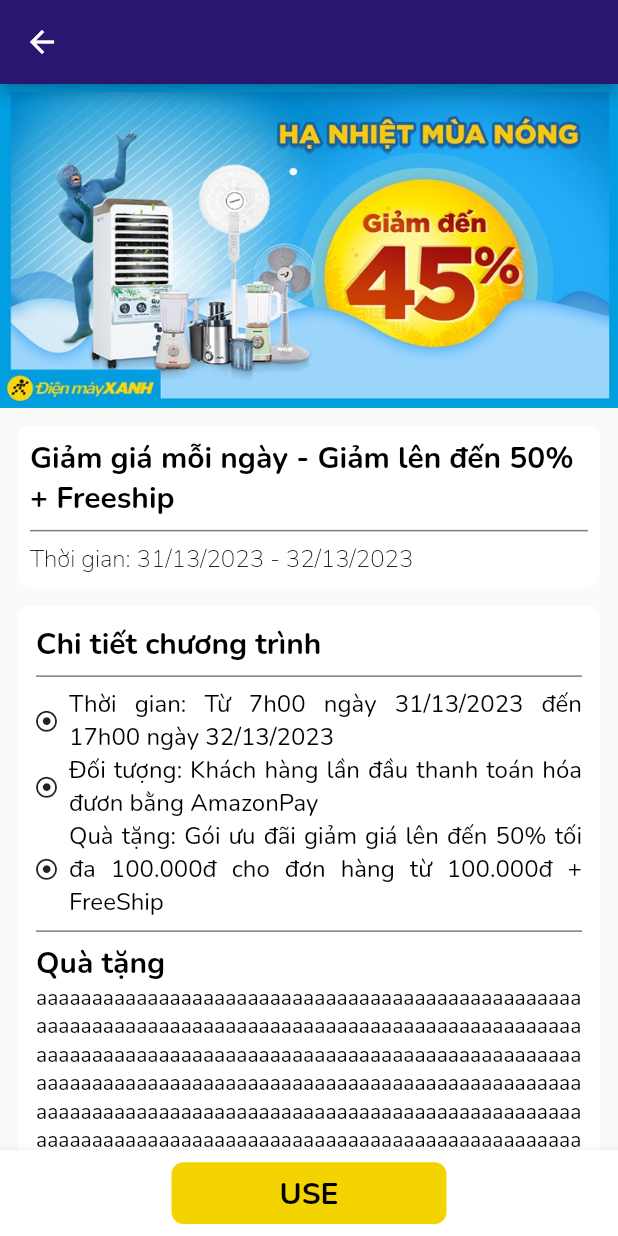
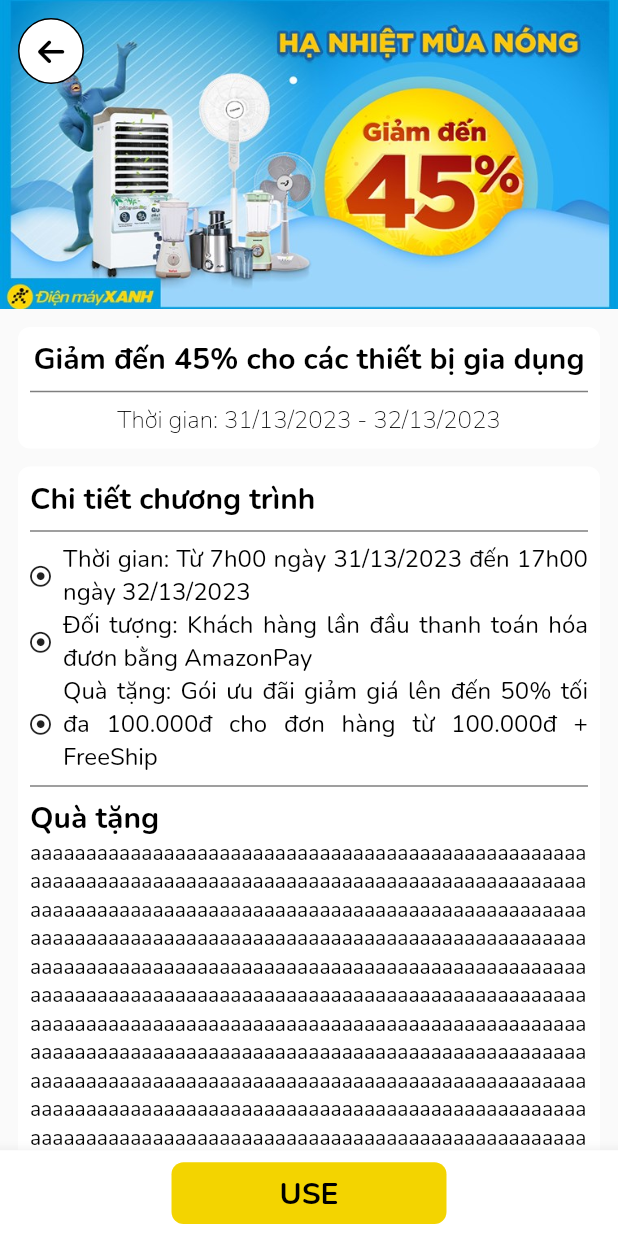
Before and after one commit to Bie-NHD/k2db-flutter-app, a Flutter app: the DetailGiftScreen screen opened by its route, on a phone screen of 412 x 824 dp. Run offline on Flutter 3.47's test engine with Material 2 defaults, Android fonts, the phone set to English and light mode, and no system bars; our stand-ins replace carousel_slider, charts_flutter, firebase_core, firebase_messaging, font_awesome_flutter, permission_handler and 2 more; accounts and stored records are empty.

Commit message:
update item

```diff
--- a/k2dbmoneyapp/lib/routes.dart
+++ b/k2dbmoneyapp/lib/routes.dart
@@ -9,6 +9,7 @@
 import 'package:k2dbmoneyapp/views/screens/home/home_main.dart';
 import 'package:k2dbmoneyapp/views/screens/home/products_screen.dart';
 import 'package:k2dbmoneyapp/views/screens/home/top-up/top_up_screen.dart';
+import 'package:k2dbmoneyapp/views/screens/promotion/detail_exchange_gift.dart';
 import 'package:k2dbmoneyapp/views/screens/promotion/exchange_gift.dart';
 import 'package:k2dbmoneyapp/views/screens/promotion/gift.dart';
 import 'package:k2dbmoneyapp/views/screens/promotion/help_promotion.dart';
@@ -34,6 +35,7 @@
   MyGiftScreen.routeName: (context) => const MyGiftScreen(),
   ExchangeGiftScreen.routeName: (context) => const ExchangeGiftScreen(),
   DetailGiftScreen.routeName: (context) => const DetailGiftScreen(),
+  DetailExchangeGiftScreen.routeName: (context) => const DetailExchangeGiftScreen(),
   SignInScreen.routeName: (context) => const SignInScreen(),
   ProductsScreen.routeName: (context) => const ProductsScreen(),
   HelpPromotionScreen.routeName: (context) => const HelpPromotionScreen(),
--- a/k2dbmoneyapp/lib/views/screens/promotion/exchange_gift.dart
+++ b/k2dbmoneyapp/lib/views/screens/promotion/exchange_gift.dart
@@ -119,6 +119,7 @@
                     ),
                     InkWell(
                       onTap: () {
+                        Navigator.of(context).pushNamed("/help_promotion_screen");
                         // Do something when button is pressed
                       },
                       child: const Icon(
@@ -143,6 +144,7 @@
                     ),
                     InkWell(
                       onTap: () {
+                        Navigator.of(context).pushNamed("/help_promotion_screen");
                         // Do something when button is pressed
                       },
                       child: const Icon(
@@ -161,7 +163,7 @@
             height: k8Padding/2 -1,
           ),
           Padding(
-            padding: const EdgeInsets.only(left: k8Padding, right: k8Padding, top: k8Padding),
+            padding: const EdgeInsets.only(left: k12Padding, right: k12Padding, top: k8Padding),
             child: Column(
               children: [
                 Text(
@@ -185,7 +187,7 @@
                   nameGift: 'Thịt Heo siêu nạt',
                   priceGift: '10000 Point',
                       onTap: () {
-                        Navigator.of(context).pushNamed("/help_promotion_screen");
+                        Navigator.of(context).pushNamed("/detail_exchange_gift_screen");
                       },
                 ),
               ),
--- a/k2dbmoneyapp/lib/views/screens/promotion/gift.dart
+++ b/k2dbmoneyapp/lib/views/screens/promotion/gift.dart
@@ -22,26 +22,44 @@
   Widget build(BuildContext context) {
     Size size = MediaQuery.of(context).size;
 
-    return Scaffold(
-      appBar: AppBar(
-        backgroundColor: ColorsApp.primaryColor,
-        leading: IconButton(
-          icon: const Icon(Icons.arrow_back),
+    return SafeArea(
+        child: Scaffold(
+          appBar: PreferredSize(
+            preferredSize: Size.fromHeight(size.height*0.25), // Chiều cao tùy chỉnh của AppBar
+            child: AppBar(
+              backgroundColor: Colors.transparent, // Cho phép hiển thị ảnh nền
+              elevation: 0, // Không có đường viền bóng ở phía dưới của AppBar
+              flexibleSpace: Image.asset(
+                HelperAssets.bannerProductPromotion,
+                fit: BoxFit.cover,
+              ),
+              leading: Padding(
+                padding: const EdgeInsets.only(left: k12Padding, top: k12Padding),
+                child: Container(
+                  decoration: BoxDecoration(
+                    borderRadius: BorderRadius.circular(30), // độ cong của border
+                    border: Border.all(color: ColorsApp.backgroundDark, width: 1),
+                    color: ColorsApp.backgroundLight,
+                  ),
+                  child: IconButton(
+                    icon: const Icon(
+                      FontAwesomeIcons.arrowLeft,
+                      size: kIconSize - 2,
+                    ),
+                    color: ColorsApp.backgroundDark,
                     onPressed: () {
                       Navigator.pop(context);
                     },
                   ),
                 ),
+              ),
+            ),
+          ),
           body: ListView(
-        children: [
-          Image.asset(
-            HelperAssets.bannerProductPromotion,
-            fit: BoxFit.cover,
-            alignment: Alignment.center,
-          ),
-          const CardGift(
+            children: const [
+              CardGift(
                 titleGift:
-            "Giảm giá mỗi ngày - Giảm lên đến 50%  + Freeship",
+                "Giảm đến 45% cho các thiết bị gia dụng",
                 timeGift: "Thời gian: 31/13/2023 - 32/13/2023",
                 giftDetailTime:
                 "Thời gian: Từ  7h00 ngày 31/13/2023 đến 17h00 ngày 32/13/2023",
@@ -49,8 +67,7 @@
                 "Đối tượng: Khách hàng lần đầu thanh toán hóa đươn bằng AmazonPay",
                 giftDetailGift:
                 "Quà tặng: Gói ưu đãi giảm giá lên đến 50% tối đa 100.000đ cho đơn hàng từ 100.000đ + FreeShip ",
-            giftDescription:
-            "aaaaaaaaaaaaaaaaaaaaaaaaaaaaaaaaaaaaaaaaaaaaa"
+                giftDescription: "aaaaaaaaaaaaaaaaaaaaaaaaaaaaaaaaaaaaaaaaaaaaa"
                     "aaaaaaaaaaaaaaaaaaaaaaaaaaaaaaaaaaaaaaaaaaaaaaaaaaaaaaaaaa"
                     "aaaaaaaaaaaaaaaaaaaaaaaaaaaaaaaaaaaaaaaaaaaaaaaaaaaaaaaaaa"
                     "aaaaaaaaaaaaaaaaaaaaaaaaaaaaaaaaaaaaaaaaaaaaaaaaaaaaaaaaaa"
@@ -61,8 +78,7 @@
                     "aaaaaaaaaaaaaaaaaaaaaaaaaaaaaaaaaaaaaaaaaaaaaaaaaaaaaaaaaa"
                     "aaaaaaaaaaaaaaaaaaaaaaaaaaaaaaaaaaaaaaaaaaaaaaaaaaaaaaaaaa"
                     "aaaaaaaaaaaaaaaaaaaaaaaaaaaaa",
-            usingGift:
-            "aaaaaaaaaaaaaaaaaaaaaaaaaaaaaaaaaaaaaaaaaaaaaaaaaaa"
+                usingGift: "aaaaaaaaaaaaaaaaaaaaaaaaaaaaaaaaaaaaaaaaaaaaaaaaaaa"
                     "aaaaaaaaaaaaaaaaaaaaaaaaaaaaaaaaaaaaaaaaaaaaaaaaaaaaaaaaaa"
                     "aaaaaaaaaaaaaaaaaaaaaaaaaaaaaaaaaaaaaaaaaaaaaaaaaaaaaaaaaa"
                     "aaaaaaaaaaaaaaaaaaaaaaaaaaaaaaaaaaaaaaaaaaaaaaaaaaaaaaaaaa"
@@ -99,6 +115,7 @@
             ),
           ),
           floatingActionButtonLocation: FloatingActionButtonLocation.centerDocked, // vị trí của nút bấm
+        ),
     );
   }
 }
--- a/k2dbmoneyapp/lib/views/screens/promotion/my_gift.dart
+++ b/k2dbmoneyapp/lib/views/screens/promotion/my_gift.dart
@@ -225,11 +225,8 @@
                           child: Expanded(
                             child: ListView.builder(
                               itemCount: 10,
-                              itemExtent: size.height * 0.165,
                               itemBuilder: (context, index) {
-                                return Padding(
-                                  padding: const EdgeInsets.only(bottom: k8Padding),
-                                  child: ItemPromotionProgram(
+                                return ItemPromotionProgram(
                                   onTap: () {},
                                   onTapShare: () {},
                                   onTapHeart: () {
@@ -241,7 +238,6 @@
                                   textTitle: 'Thanh toán hóa đơn',
                                   textDescribe: 'Thanh toán hóa đơn - Giảm 50% cho hóa đơn từ 100.000VNĐ tối đa 50.000VNĐ',
                                   textDate: 'HSD: 31/13/2023',
-                                  ),
                                 );
                               },
                             ),
--- a/k2dbmoneyapp/lib/views/widgets/widget_card_gift.dart
+++ b/k2dbmoneyapp/lib/views/widgets/widget_card_gift.dart
@@ -43,11 +43,12 @@
             borderRadius: BorderRadius.circular(8),
           ),
           child: Column(
-            crossAxisAlignment: CrossAxisAlignment.start,
+            crossAxisAlignment: CrossAxisAlignment.center,
             children: [
               Text(
                 titleGift,
                 style: TextStyles.defaultStyle.sizeAppbar.colorDefaultText.bold,
+                textAlign: TextAlign.center,
               ),
               const Divider(
                 color: ColorsApp.hintTextColor,
@@ -65,7 +66,7 @@
           width: size.width * 1,
           margin: const EdgeInsets.only(
               left: k12Padding, right: k12Padding),
-          padding: const EdgeInsets.all(k12Padding),
+          padding: const EdgeInsets.all(k8Padding),
           decoration: BoxDecoration(
             color: ColorsApp.backgroundLight,
             borderRadius: BorderRadius.circular(8),
```
Also changed, not shown: k2dbmoneyapp/lib/views/screens/promotion/detail_exchange_gift.dart (added, +98 -0 lines), k2dbmoneyapp/lib/views/widgets/widget_item_detail_exchange_gift.dart (added, +138 -0 lines), k2dbmoneyapp/lib/views/widgets/widget_item_promotion_program.dart (+5 -2 lines). Lines whose indentation alone changed are shown as unchanged.
